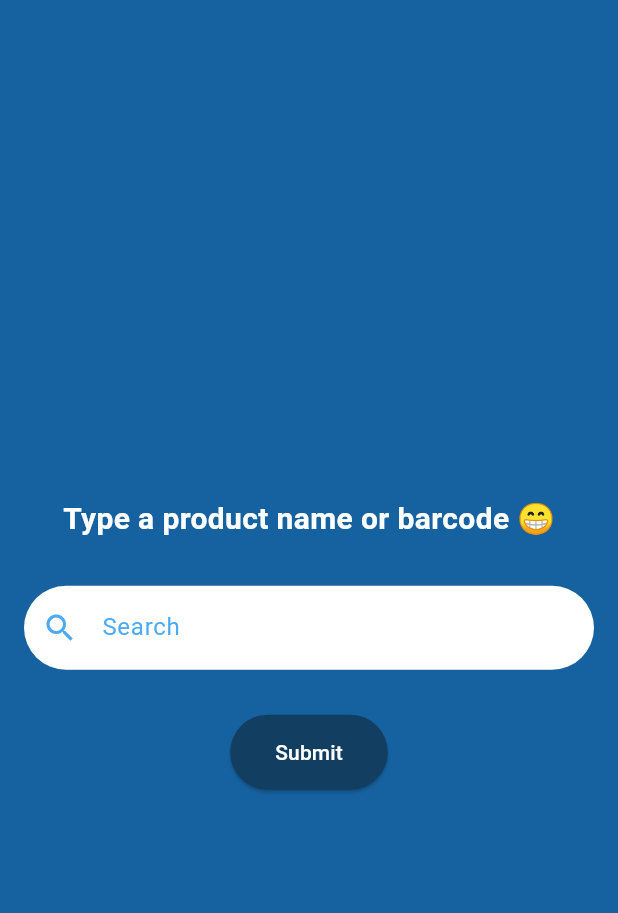
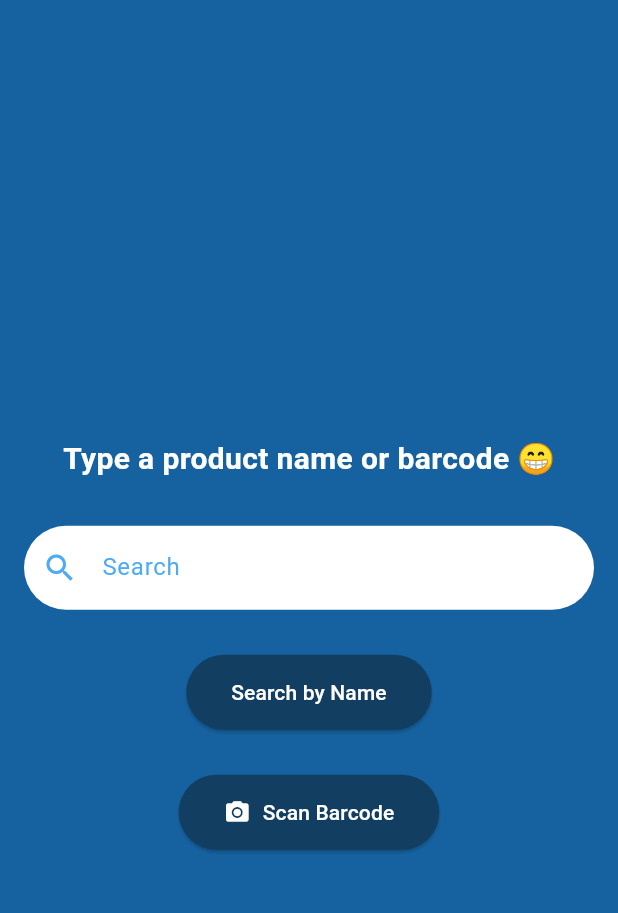
Before and after one commit to EbenBoakye/ShopByStock, a Flutter app: the ProductSearch screen opened by its route, on a phone screen of 412 x 824 dp, the part 84-997 px from its top. Run offline on Flutter 3.47's test engine with Material 3 defaults, Android fonts, the phone set to English and light mode, and no system bars; our stand-ins replace cloud_firestore, firebase_auth, firebase_core, geocoding; missing offline and left inert: flutter_barcode_scanner; accounts and stored records are empty.

```diff
--- a/lib/main.dart
+++ b/lib/main.dart
@@ -47,7 +47,7 @@ class Homepage extends StatelessWidget {
       '/main': (context) => const ShopBystock(),
       '/home': (context) => const AddProduct(),
       '/product_details': (context) => const AddProductDetails(scannedBarcode: '',),
-
+      '/landing_page': (context) => const ShopBystock(),
 
      },
     );
--- a/lib/screens/product_search.dart
+++ b/lib/screens/product_search.dart
@@ -1,11 +1,12 @@
 import 'package:flutter/material.dart';
 import 'package:http/http.dart' as http;
 import 'dart:convert';
-import 'top_match.dart'; // Make sure to import the TopMatch page correctly
-import 'product_model.dart'; // Make sure to import the Product class correctly
+import 'top_match.dart'; // Ensure this is the correct path to your TopMatch page
+import 'product_model.dart'; // Ensure this is the correct path to your Product model
+import 'package:flutter_barcode_scanner/flutter_barcode_scanner.dart';
 
 class ProductSearch extends StatefulWidget {
-  const ProductSearch({super.key});
+  const ProductSearch({Key? key}) : super(key: key);
 
   @override
   _ProductSearchState createState() => _ProductSearchState();
@@ -20,11 +21,10 @@ class _ProductSearchState extends State<ProductSearch> {
       _isLoading = true;
     });
 
-    // Define query parameters based on input type
     Map<String, String> queryParams = {
       input.contains(RegExp(r'^\d+$')) ? 'barcode' : 'title': input,
       'formatted': 'y',
-      'key': 'l4fe73fs298334k2yol63h4l5mzhzh', // Use your actual API key
+      'key': 'l4fe73fs298334k2yol63h4l5mzhzh',
     };
 
     try {
@@ -33,15 +33,20 @@ class _ProductSearchState extends State<ProductSearch> {
 
       if (response.statusCode == 200) {
         final data = jsonDecode(response.body);
-        List<Product> products = List<Product>.from((data['products'] as List).map((productData) => Product.fromJson(productData)));
+        List<Product> products = List<Product>.from((data['products'] as List)
+            .map((productData) => Product.fromJson(productData)));
 
-        // Navigate to TopMatch with the list of Product objects
-        Navigator.push(context, MaterialPageRoute(builder: (context) => TopMatch(products: products, productName: null,)));
+        Navigator.push(
+          context,
+          MaterialPageRoute(
+            builder: (context) => TopMatch(products: products, productName: null,),
+          ),
+        );
       } else {
-        _showError('Product not found.'); // Use the _showError method for user feedback
+        _showError('Product not found.');
       }
     } catch (e) {
-      _showError('An error occurred.'); // Use the _showError method for error feedback
+      _showError('An error occurred.');
     } finally {
       setState(() {
         _isLoading = false;
@@ -49,8 +54,30 @@ class _ProductSearchState extends State<ProductSearch> {
     }
   }
 
+  Future<void> scanBarcode() async {
+    try {
+      String barcodeScanRes = await FlutterBarcodeScanner.scanBarcode(
+        "#ff6666",
+        "Cancel",
+        true,
+        ScanMode.BARCODE,
+      );
+
+      if (barcodeScanRes == '-1') {
+        _showError('Scan cancelled.');
+        return;
+      }
+
+      performSearch(barcodeScanRes);
+    } catch (e) {
+      _showError('Failed to scan barcode: $e');
+    }
+  }
+
   void _showError(String message) {
-    ScaffoldMessenger.of(context).showSnackBar(SnackBar(content: Text(message)));
+    ScaffoldMessenger.of(context).showSnackBar(
+      SnackBar(content: Text(message)),
+    );
   }
 
   @override
@@ -61,12 +88,11 @@ class _ProductSearchState extends State<ProductSearch> {
         backgroundColor: Colors.blue,
         leading: IconButton(
           icon: const Icon(Icons.arrow_back, color: Colors.white),
-          onPressed: () => Navigator.pushNamed(context, '/main'), // Handle back navigation
+          onPressed: () => Navigator.pushNamed(context, '/landing_page'),
         ),
         title: Image.asset('assets/images/shopby.png', fit: BoxFit.cover, height: 250),
         elevation: 0,
       ),
-
       body: Center(
         child: SingleChildScrollView(
           padding: const EdgeInsets.all(16.0),
@@ -101,7 +127,19 @@ class _ProductSearchState extends State<ProductSearch> {
                   shape: RoundedRectangleBorder(borderRadius: BorderRadius.circular(30.0)),
                   padding: const EdgeInsets.symmetric(horizontal: 30, vertical: 15),
                 ),
-                child: const Text('Submit'),
+                child: const Text('Search by Name', style: TextStyle(color: Colors.white), textAlign: TextAlign.center), // Add some spacing
+              ),
+              const SizedBox(height: 30),
+              ElevatedButton.icon(
+                onPressed: scanBarcode,
+                icon: const Icon(Icons.camera_alt, color: Colors.white),
+                style: ElevatedButton.styleFrom(
+                  backgroundColor: const Color.fromARGB(255, 18, 62, 97),
+                  foregroundColor: const Color.fromARGB(255, 255, 255, 255),
+                  shape: RoundedRectangleBorder(borderRadius: BorderRadius.circular(30.0)),
+                  padding: const EdgeInsets.symmetric(horizontal: 30, vertical: 15),
+                ),
+                label:  const Text('Scan Barcode', style: TextStyle(color: Colors.white)),
               ),
               if (_isLoading) const CircularProgressIndicator(),
             ],
```
